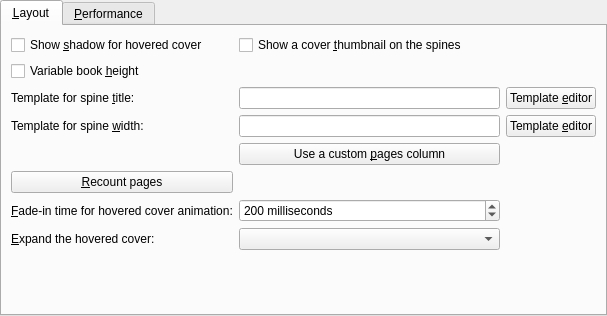
This is src/calibre/gui2/preferences/look_feel_tabs/bookshelf_view.ui in kovidgoyal/calibre as Qt 5 draws it before an edit. The edited form follows.
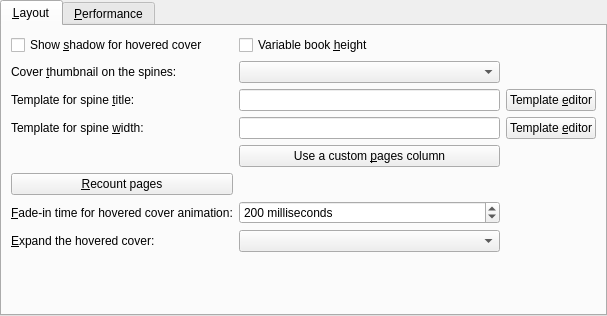
This is the edited form. Custom widgets are drawn as their Qt base class.

Commit message: Bookshelf: extend thumbnail settings

Diff of the .ui file:
```diff
--- a/src/calibre/gui2/preferences/look_feel_tabs/bookshelf_view.ui
+++ b/src/calibre/gui2/preferences/look_feel_tabs/bookshelf_view.ui
@@ -51,14 +51,20 @@
       </property>
      </widget>
     </item>
-    <item row="0" column="1" colspan="2">
-     <widget class="QCheckBox" name="opt_bookshelf_thumbnail">
+    <item row="1" column="0">
+     <widget class="QLabel" name="label_bookshelf_thumbnail">
       <property name="text">
-       <string>Show a cover &amp;thumbnail on the spines</string>
+       <string>Cover &amp;thumbnail on the spines:</string>
+      </property>
+      <property name="buddy">
+       <cstring>opt_bookshelf_thumbnail</cstring>
       </property>
      </widget>
     </item>
-    <item row="10" column="0">
+    <item row="1" column="1">
+     <widget class="QComboBox" name="opt_bookshelf_thumbnail"/>
+    </item>
+    <item row="0" column="1">
      <widget class="QCheckBox" name="opt_bookshelf_variable_height">
       <property name="text">
        <string>Variable book &amp;height</string>
```
The commit also changes 3 other files.
